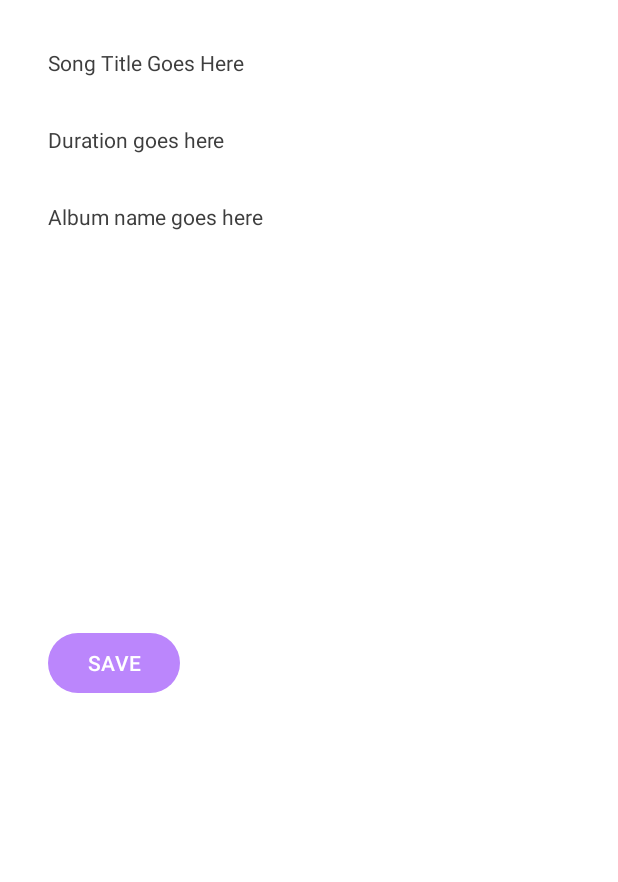
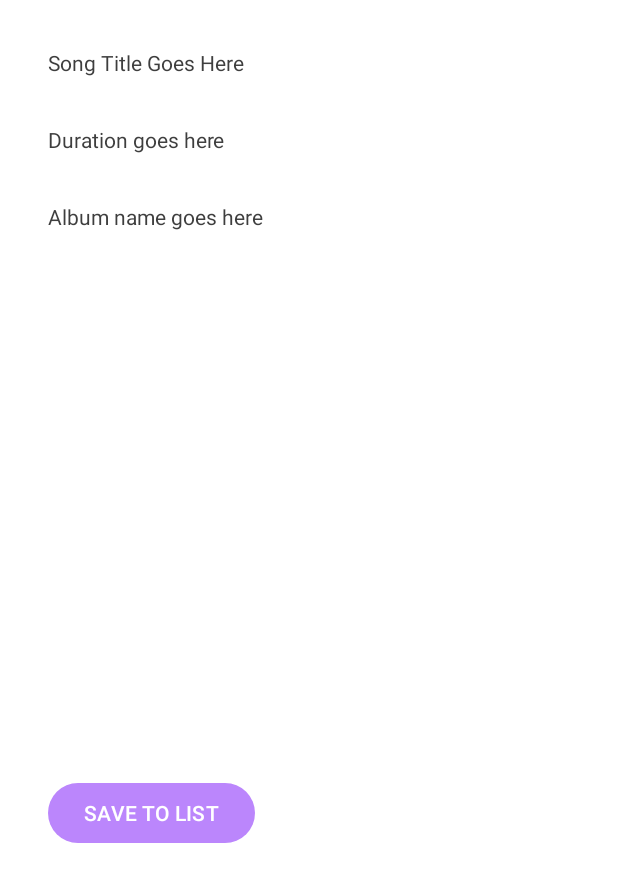
Before and after one commit to ricktang1992/CST2335Final, an Android app: the layout song_detail.xml on its own in the app's theme, with its tools: preview values and no code run, on a phone screen of 412 x 824 dp. Shown: the top 882 px of the screen. Run offline under Robolectric (Android 15) with nearby library versions, the phone set to English and light mode, and no system bars; network calls fail.

Commit message:
Song - song details show

```diff
--- a/app/build.gradle.kts
+++ b/app/build.gradle.kts
@@ -42,6 +42,7 @@ dependencies {
     implementation ("androidx.recyclerview:recyclerview:1.3.2")
     implementation("com.google.android.material:material:1.10.0")
     implementation("androidx.constraintlayout:constraintlayout:2.1.4")
+    implementation("com.squareup.picasso:picasso:2.8")
     //implementation(fileTree(mapOf("dir" to "C:\\Users\\RickT\\AppData\\Local\\Android\\Sdk\\platforms\\android-33", "include" to listOf("*.aar", "*.jar"), "exclude" to listOf("*.abc"))))
     testImplementation("junit:junit:4.13.2")
     androidTestImplementation("androidx.test.ext:junit:1.1.5")
--- a/app/src/main/res/layout/song_detail.xml
+++ b/app/src/main/res/layout/song_detail.xml
@@ -37,9 +37,8 @@
 
     <ImageView
         android:id="@+id/albumCover"
-        android:textSize="30dp"
-        android:layout_width="200dp"
-        android:layout_height="200dp"
+        android:layout_width="300dp"
+        android:layout_height="300dp"
         android:layout_marginTop="32dp"
         app:layout_constraintStart_toStartOf="@+id/albumName"
         app:layout_constraintTop_toBottomOf="@+id/albumName" />
@@ -51,6 +50,7 @@
         android:layout_marginStart="32dp"
         android:layout_marginTop="32dp"
         app:layout_constraintStart_toStartOf="parent"
-        android:text="SAVE"
+        android:text="SAVE TO LIST"
         app:layout_constraintTop_toBottomOf="@+id/albumCover" />
+
 </androidx.constraintlayout.widget.ConstraintLayout>
```
Also changed, not shown: app/src/main/java/algonquin/cst2335/cst2355final/rita/DeezerAlbum.java (+7 -13 lines), app/src/main/java/algonquin/cst2335/cst2355final/rita/DeezerSongDetailsFragment.java (+25 -6 lines).
